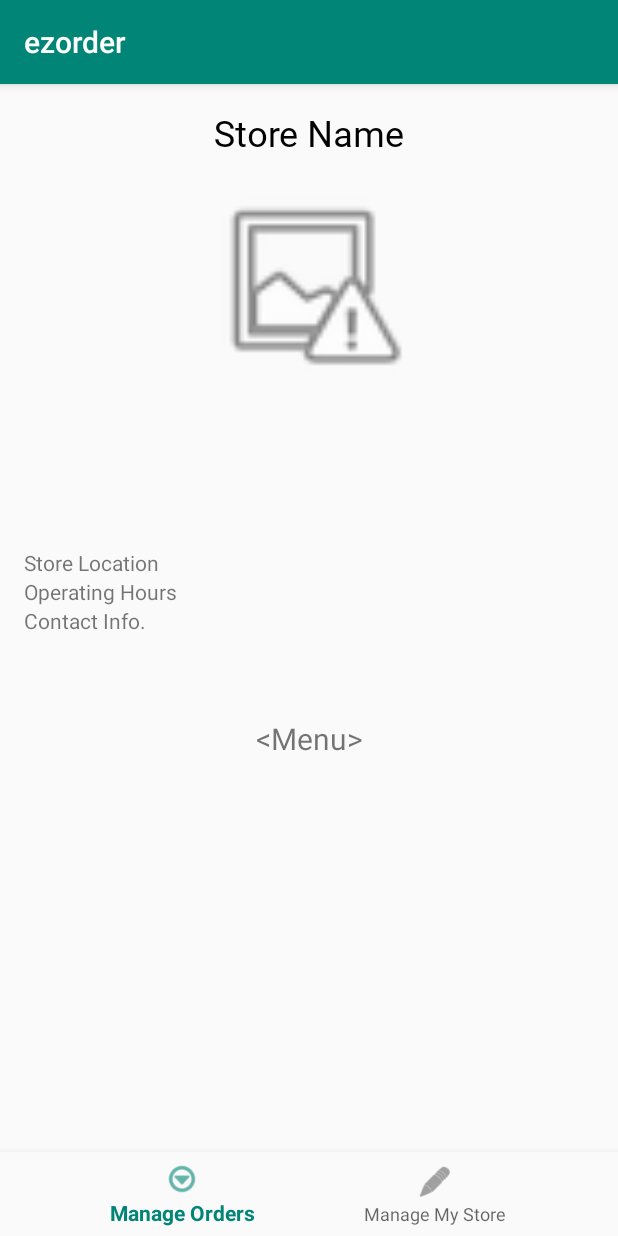
After one commit to givenone/19fallmobile, an Android app: the MainStore screen opened directly, with no data from a screen before it, on a phone screen of 412 x 824 dp. The commit adds this screen. Run offline under Robolectric (Android 15) with nearby library versions, the phone set to English and light mode, and no system bars.

Commit message:
Store Interface

```diff
--- a/ezorder_app/app/src/main/AndroidManifest.xml
+++ b/ezorder_app/app/src/main/AndroidManifest.xml
@@ -9,9 +9,10 @@
         android:roundIcon="@mipmap/ic_launcher_round"
         android:supportsRtl="true"
         android:theme="@style/AppTheme">
+        <activity android:name=".MainStore"></activity>
         <activity
             android:name=".main_user"
-            android:label="@string/title_activity_main_user"></activity>
+            android:label="@string/title_activity_main_user" />
         <activity android:name=".MainActivity">
             <intent-filter>
                 <action android:name="android.intent.action.MAIN" />
--- /dev/null
+++ b/ezorder_app/app/src/main/java/com/example/ezorder/MainStore.kt
@@ -0,0 +1,25 @@
+package com.example.ezorder
+
+import androidx.appcompat.app.AppCompatActivity
+import android.os.Bundle
+import androidx.databinding.DataBindingUtil
+
+
+class MainStore : AppCompatActivity() {
+    //idk how to do the binding anymore...
+    //private lateinit var binding: ActivityMainStoreBinding
+
+    //current random value of the store name
+    //should match store name in data base when actually implemented
+    //private val storeName: StoreName = StoreName("Cass Town")
+
+    override fun onCreate(savedInstanceState: Bundle?) {
+        super.onCreate(savedInstanceState)
+        //binding = DataBindingUtil.setContentView(this, R.layout.activity_main_store)
+        setContentView(R.layout.activity_main_store)
+
+        //binding.storeName = storeName
+
+
+    }
+}
--- /dev/null
+++ b/ezorder_app/app/src/main/java/com/example/ezorder/store_info.kt
@@ -0,0 +1,4 @@
+package com.example.ezorder
+
+data class StoreName(var name: String = "")
+data class StoreLocation(var location: String = "")
--- /dev/null
+++ b/ezorder_app/app/src/main/res/layout/activity_main_store.xml
@@ -0,0 +1,121 @@
+<?xml version="1.0" encoding="utf-8"?>
+<androidx.constraintlayout.widget.ConstraintLayout xmlns:android="http://schemas.android.com/apk/res/android"
+    xmlns:app="http://schemas.android.com/apk/res-auto"
+    xmlns:tools="http://schemas.android.com/tools"
+    android:id="@+id/constraint_layout"
+    android:layout_width="match_parent"
+    android:layout_height="match_parent">
+
+    <!--    <data>-->
+    <!--        <variable-->
+    <!--            name="store_Name"-->
+    <!--            type="com.example.ezorder.StoreName" />-->
+    <!--    </data>-->
+
+    <TextView
+        android:id="@+id/store_name"
+        android:layout_width="match_parent"
+        android:layout_height="wrap_content"
+        android:layout_marginTop="16dp"
+        android:fontFamily="@font/roboto"
+        android:text="@string/store_name"
+        android:textAlignment="center"
+        android:textColor="@android:color/black"
+        android:textSize="24sp"
+        app:layout_constraintTop_toTopOf="parent" />
+
+    <ImageView
+        android:id="@+id/store_logo"
+        android:layout_width="152dp"
+        android:layout_height="139dp"
+        android:layout_gravity="center_horizontal"
+        android:layout_marginTop="16dp"
+        android:layout_marginBottom="16dp"
+        android:contentDescription="@string/store_logo"
+        app:layout_constraintBottom_toTopOf="@+id/scrollView2"
+        app:layout_constraintEnd_toEndOf="parent"
+        app:layout_constraintStart_toStartOf="parent"
+        app:layout_constraintTop_toBottomOf="@+id/store_name"
+        app:srcCompat="@android:drawable/ic_menu_report_image" />
+
+    <ScrollView
+        android:id="@+id/store_info"
+        android:layout_width="match_parent"
+        android:layout_height="97dp"
+        android:layout_marginStart="16dp"
+        android:layout_marginEnd="16dp"
+        android:layout_marginBottom="16dp"
+        app:layout_constraintBottom_toTopOf="@+id/store_menu"
+        app:layout_constraintEnd_toEndOf="parent"
+        app:layout_constraintStart_toStartOf="parent">
+
+        <LinearLayout
+            android:layout_width="match_parent"
+            android:layout_height="wrap_content"
+            android:orientation="vertical"
+            android:textSize="18sp">
+
+            <TextView
+                android:id="@+id/store_location"
+                android:layout_width="match_parent"
+                android:layout_height="wrap_content"
+                android:text="@string/store_location" />
+
+            <TextView
+                android:id="@+id/operating_hours"
+                android:layout_width="match_parent"
+                android:layout_height="wrap_content"
+                android:text="@string/operating_hours" />
+
+            <TextView
+                android:id="@+id/contact_info"
+                android:layout_width="match_parent"
+                android:layout_height="wrap_content"
+                android:text="@string/contact_info" />
+
+        </LinearLayout>
+    </ScrollView>
+
+
+    <ScrollView
+        android:id="@+id/store_menu"
+        android:layout_width="match_parent"
+        android:layout_height="273dp"
+        android:layout_marginStart="16dp"
+        android:layout_marginEnd="16dp"
+        android:layout_marginBottom="16dp"
+        app:layout_constraintBottom_toTopOf="@+id/nav_store"
+        app:layout_constraintEnd_toEndOf="parent"
+        app:layout_constraintHorizontal_bias="0.0"
+        app:layout_constraintLeft_toLeftOf="parent"
+        app:layout_constraintRight_toRightOf="parent"
+        app:layout_constraintStart_toStartOf="parent">
+
+        <LinearLayout
+            android:layout_width="match_parent"
+            android:layout_height="wrap_content"
+            android:orientation="vertical">
+
+            <TextView
+                android:id="@+id/menu_title"
+                android:layout_width="match_parent"
+                android:layout_height="wrap_content"
+                android:text="@string/menu"
+                android:textAlignment="center"
+                android:textSize="20sp" />
+        </LinearLayout>
+    </ScrollView>
+
+    <com.google.android.material.bottomnavigation.BottomNavigationView
+        android:id="@+id/nav_store"
+        android:layout_width="0dp"
+        android:layout_height="wrap_content"
+        android:layout_marginStart="0dp"
+        android:layout_marginEnd="0dp"
+        android:background="?android:attr/windowBackground"
+        app:layout_constraintBottom_toBottomOf="parent"
+        app:layout_constraintLeft_toLeftOf="parent"
+        app:layout_constraintRight_toRightOf="parent"
+        app:menu="@menu/bottom_nav_menu_store" />
+
+</androidx.constraintlayout.widget.ConstraintLayout>
--- /dev/null
+++ b/ezorder_app/app/src/main/res/menu/bottom_nav_menu_store.xml
@@ -0,0 +1,15 @@
+<?xml version="1.0" encoding="utf-8"?>
+<menu xmlns:android="http://schemas.android.com/apk/res/android"
+    xmlns:app="http://schemas.android.com/apk/res-auto">
+
+    <item
+        android:id="@+id/manage_order"
+        android:icon="@android:drawable/ic_menu_more"
+        android:title="Manage Orders" />
+
+    <item
+        android:id="@+id/manage_my_store"
+        android:icon="@android:drawable/ic_menu_edit"
+        android:title="Manage My Store" />
+
+</menu>
--- a/ezorder_app/app/src/main/res/values/dimens.xml
+++ b/ezorder_app/app/src/main/res/values/dimens.xml
@@ -2,4 +2,5 @@
     <!-- Default screen margins, per the Android Design guidelines. -->
     <dimen name="activity_horizontal_margin">16dp</dimen>
     <dimen name="activity_vertical_margin">16dp</dimen>
+    <dimen name="layout_margin">16dp</dimen>
 </resources>
--- a/ezorder_app/app/src/main/res/values/strings.xml
+++ b/ezorder_app/app/src/main/res/values/strings.xml
@@ -4,4 +4,21 @@
     <string name="title_home">Home</string>
     <string name="title_dashboard">Dashboard</string>
     <string name="title_notifications">Notifications</string>
+    <string name="store_logo">Store Logo</string>
+    <string name="store_name">Store Name</string>
+    <string name="store_location">Store Location</string>
+    <string name="operating_hours">Operating Hours</string>
+    <string name="contact_info">Contact Info.</string>
+    <string name="menu"><![CDATA[<Menu>]]></string>
+    <string name="manage_orders">Manage Orders</string>
+    <string name="my_store">Manage My Store</string>
+
+    <!-- TODO: Remove or change this placeholder text -->
+    <string name="hello_blank_fragment">Hello blank fragment</string>
+    <string name="order_list">Order List</string>
+    <string name="title_manage_my_store" >Manage My Store</string>
+    <string name="example_order">kimbap + ramyun set</string>
+    <string name="store_contact_info">Store Contact Information</string>
+    <string name="example_order2">Pork Cutlet set</string>
+    <string name="store_location">Store Location</string>
 </resources>
```
Also changed, not shown: ezorder_app/app/build.gradle (+7 -0 lines), ezorder_app/app/src/main/java/com/example/ezorder/manage_my_store.kt (added, +24 -0 lines), ezorder_app/app/src/main/java/com/example/ezorder/manage_orders.kt (added, +24 -0 lines), ezorder_app/app/src/main/res/layout/fragment_manage_my_store.xml (added, +77 -0 lines), ezorder_app/app/src/main/res/layout/fragment_manage_orders.xml (added, +73 -0 lines), ezorder_app/app/src/main/res/navigation/store_navigation.xml (added, +21 -0 lines), ezorder_app/app/src/main/res/font/roboto.ttf (added).
